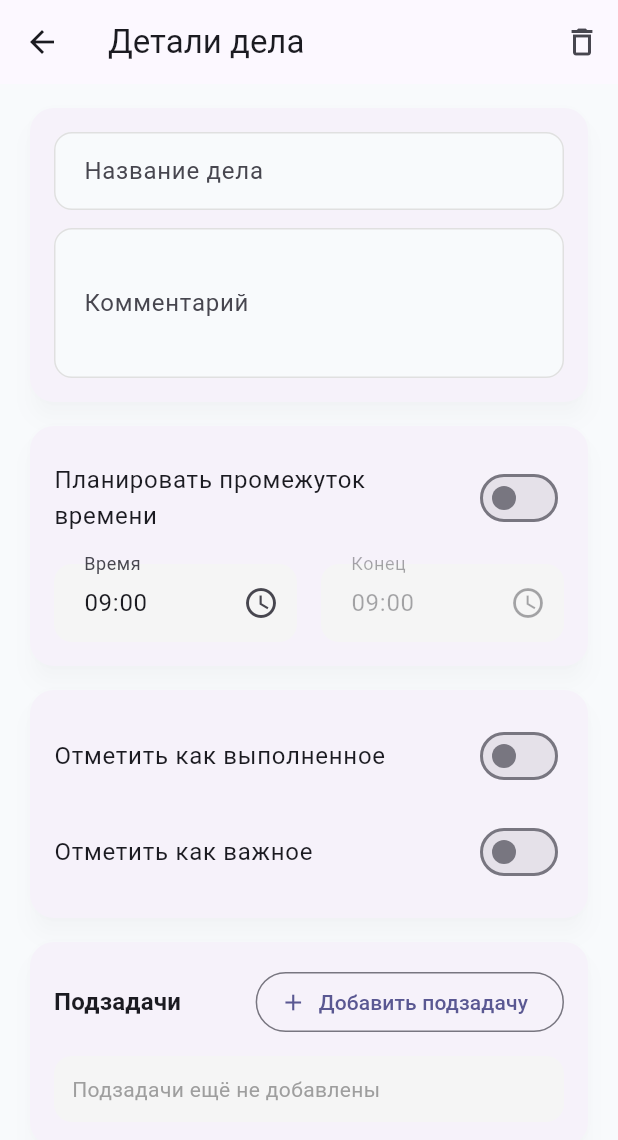
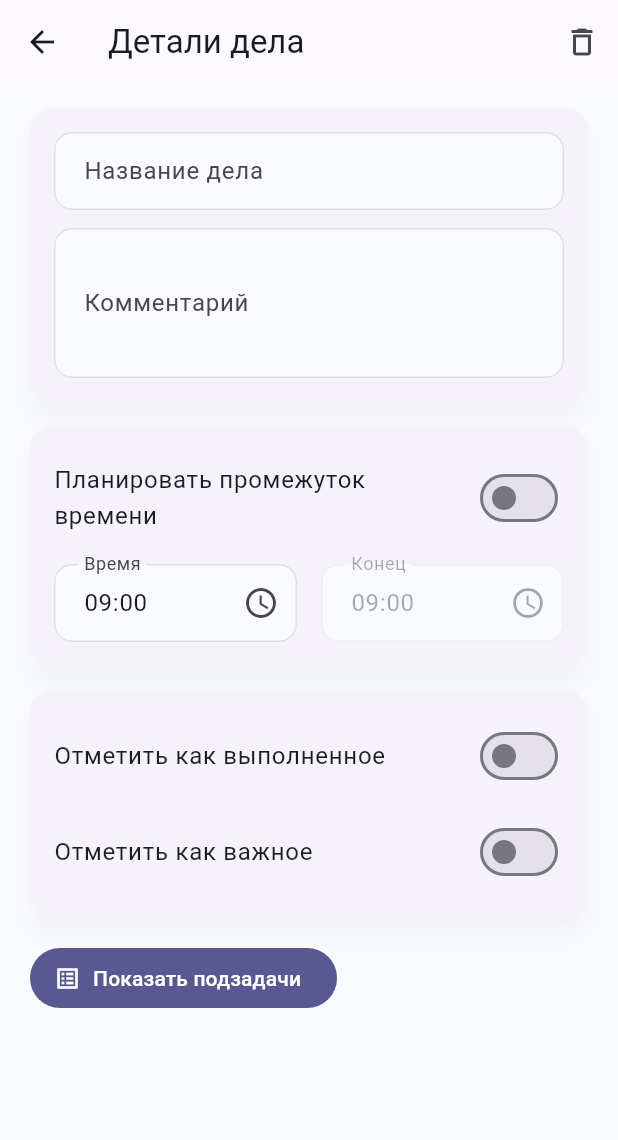
Before and after one commit to SergeyFierce/MyPlansDailyPlanner, a Flutter app: the TaskDetailsScreen screen opened directly with empty values, on a phone screen of 412 x 824 dp. Shown: the top 1140 px of the screen. Run offline on Flutter 3.47's test engine with Material 3 defaults, Android fonts, the phone set to English and light mode, and no system bars.

Commit message:
Improve subtasks card visibility and time field styling

```diff
--- a/lib/screens/day_schedule/task_details_screen.dart
+++ b/lib/screens/day_schedule/task_details_screen.dart
@@ -33,6 +33,7 @@ class _TaskDetailsScreenState extends State<TaskDetailsScreen> {
   String? _titleError;
   bool _hasChanges = false;
   bool _showAddSubTaskControls = false;
+  bool _isSubTaskSectionVisible = false;
 
   @override
   void initState() {
@@ -97,6 +98,7 @@ class _TaskDetailsScreenState extends State<TaskDetailsScreen> {
         ? 0
         : _subTasks.map((entry) => entry.id).reduce((a, b) => a > b ? a : b) + 1;
     _showAddSubTaskControls = _subTasks.isNotEmpty;
+    _isSubTaskSectionVisible = _subTasks.isNotEmpty;
     _titleError = null;
     _hasChanges = false;
   }
@@ -266,6 +268,7 @@ class _TaskDetailsScreenState extends State<TaskDetailsScreen> {
   void _addSubTask() {
     setState(() {
       _showAddSubTaskControls = true;
+      _isSubTaskSectionVisible = true;
       _subTasks.add(
         _EditableSubTask(
           id: _nextSubTaskId++,
@@ -411,6 +414,7 @@ class _TaskDetailsScreenState extends State<TaskDetailsScreen> {
 
   @override
   Widget build(BuildContext context) {
+    final colorScheme = Theme.of(context).colorScheme;
     return WillPopScope(
       onWillPop: _handleBackNavigation,
       child: Scaffold(
@@ -516,6 +520,24 @@ class _TaskDetailsScreenState extends State<TaskDetailsScreen> {
                   ],
                 ),
               ),
+              if (!_isSubTaskSectionVisible)
+                Align(
+                  alignment: Alignment.centerLeft,
+                  child: FilledButton.icon(
+                    onPressed: () {
+                      setState(() {
+                        _isSubTaskSectionVisible = true;
+                      });
+                    },
+                    icon: const Icon(Icons.list_alt),
+                    label: Text(
+                      _subTasks.isEmpty
+                          ? 'Показать подзадачи'
+                          : 'Показать подзадачи (${_subTasks.length})',
+                    ),
+                  ),
+                ),
+              if (_isSubTaskSectionVisible)
                 _buildSectionCard(
                   child: Column(
                     crossAxisAlignment: CrossAxisAlignment.start,
@@ -530,11 +552,22 @@ class _TaskDetailsScreenState extends State<TaskDetailsScreen> {
                                 ?.copyWith(fontWeight: FontWeight.w600),
                           ),
                           const Spacer(),
-                        if (!_showAddSubTaskControls && _subTasks.isEmpty)
+                          if (!_showAddSubTaskControls && _subTasks.isEmpty) ...[
                             OutlinedButton.icon(
                               onPressed: _addSubTask,
                               icon: const Icon(Icons.add),
                               label: const Text('Добавить подзадачу'),
+                            ),
+                            const SizedBox(width: 8),
+                          ],
+                          IconButton(
+                            tooltip: 'Скрыть раздел',
+                            onPressed: () {
+                              setState(() {
+                                _isSubTaskSectionVisible = false;
+                              });
+                            },
+                            icon: const Icon(Icons.expand_less),
                           ),
                         ],
                       ),
@@ -544,12 +577,14 @@ class _TaskDetailsScreenState extends State<TaskDetailsScreen> {
                           width: double.infinity,
                           padding: const EdgeInsets.all(12),
                           decoration: BoxDecoration(
-                          color: Colors.grey.shade100,
+                            color: colorScheme.secondaryContainer,
                             borderRadius: BorderRadius.circular(12),
                           ),
-                        child: const Text(
+                          child: Text(
                             'Подзадачи ещё не добавлены',
-                          style: TextStyle(color: Colors.grey),
+                            style: TextStyle(
+                              color: colorScheme.onSecondaryContainer,
+                            ),
                           ),
                         ),
                       ...List.generate(_subTasks.length, (index) {
@@ -559,7 +594,7 @@ class _TaskDetailsScreenState extends State<TaskDetailsScreen> {
                           child: Container(
                             padding: const EdgeInsets.all(12),
                             decoration: BoxDecoration(
-                            color: Colors.grey.shade100,
+                              color: colorScheme.secondaryContainer,
                               borderRadius: BorderRadius.circular(12),
                             ),
                             child: Column(
--- a/lib/widgets/time_picker_field.dart
+++ b/lib/widgets/time_picker_field.dart
@@ -118,15 +118,23 @@ class _TimePickerFieldState extends State<TimePickerField> {
         labelText: widget.label,
         suffixIcon: const Icon(Icons.access_time),
         filled: true,
-        fillColor: Colors.grey.shade100,
+        fillColor: const Color(0xFFF8FAFC),
         contentPadding: const EdgeInsets.symmetric(horizontal: 16, vertical: 14),
         border: OutlineInputBorder(
           borderRadius: BorderRadius.circular(12),
-          borderSide: BorderSide.none,
+          borderSide: BorderSide(color: Colors.grey.shade300, width: 1),
+        ),
+        enabledBorder: OutlineInputBorder(
+          borderRadius: BorderRadius.circular(12),
+          borderSide: BorderSide(color: Colors.grey.shade300, width: 1),
         ),
         focusedBorder: OutlineInputBorder(
           borderRadius: BorderRadius.circular(12),
-          borderSide: const BorderSide(color: Color(0xFF4F46E5)),
+          borderSide: const BorderSide(color: Color(0xFF4F46E5), width: 1.5),
+        ),
+        disabledBorder: OutlineInputBorder(
+          borderRadius: BorderRadius.circular(12),
+          borderSide: BorderSide(color: Colors.grey.shade200, width: 1),
         ),
       ),
     );
```
Lines whose indentation alone changed are shown as unchanged.
